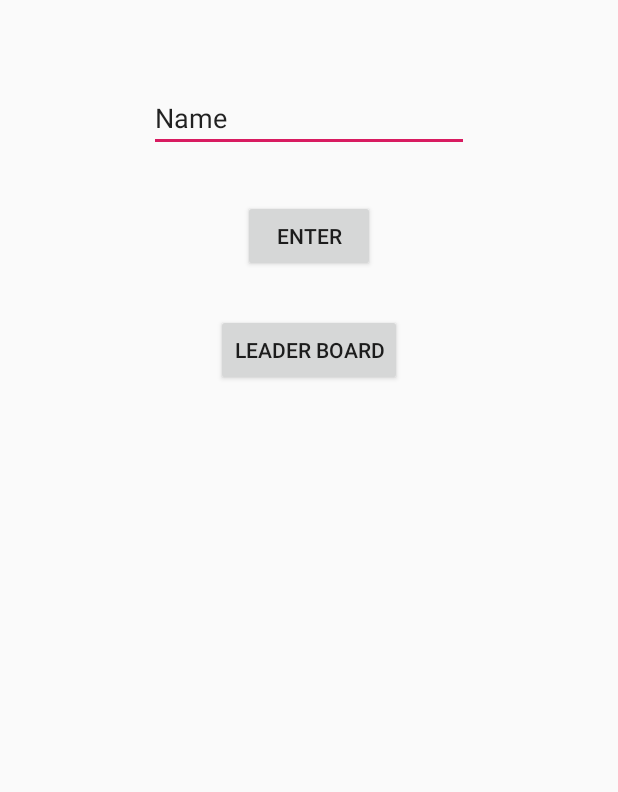
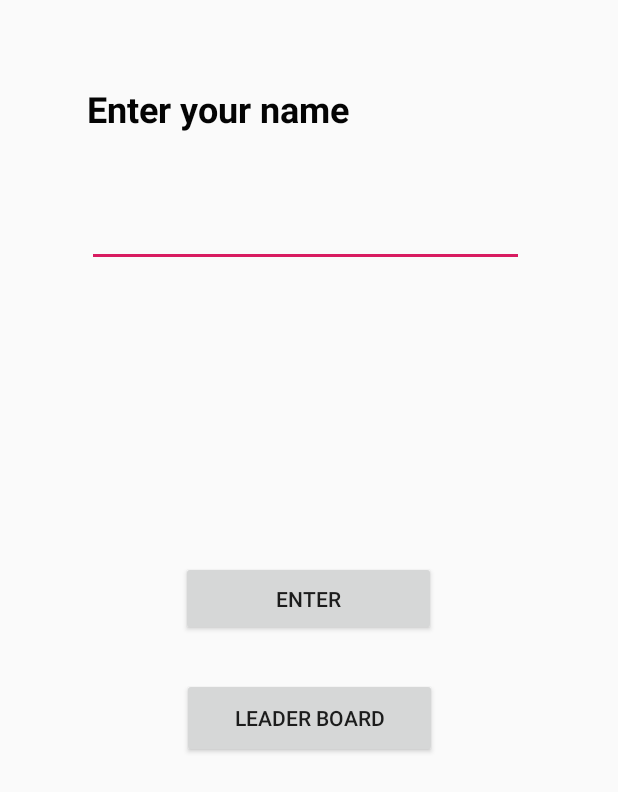
Before and after one commit to linyuqing97/CS441-GameProject, an Android app: the NameActivity screen opened directly, with no data from a screen before it, on a phone screen of 412 x 824 dp. Shown: the top 792 px of the screen. Run offline under Robolectric (Android 15) with nearby library versions, the phone set to English and light mode, and no system bars.

```diff
--- a/app/src/main/java/com/example/myfungame/MainActivity.java
+++ b/app/src/main/java/com/example/myfungame/MainActivity.java
@@ -15,7 +15,8 @@ public class MainActivity extends AppCompatActivity {
     String htmlCode = "<center><h2>Apple Go</h2>"+
             "<p>The goal of this game is to get as much score as possible.Apple can only eat out it's enemy--Android, leave other friendly applications such as Adobe PS, XD along!</p>" +
             "<p> This is very simple game, tap the screen, apple will fly higher otherwise it will fall in a constant speed.</p>"+
-            "<p>each time you ate applications other than android, you lose one life</p>";
+            "<p>each time you ate applications other than android, you lose one life</p>"+
+            "This description is set just for now, I still thinking about the rules !!!!!! ";
 
     Button button;
     @Override
--- a/app/src/main/res/layout/activity_leader_board.xml
+++ b/app/src/main/res/layout/activity_leader_board.xml
@@ -25,7 +25,7 @@
         android:layout_marginRight="8dp"
         android:text="Clear"
         app:layout_constraintEnd_toEndOf="parent"
-        app:layout_constraintHorizontal_bias="0.962"
+        app:layout_constraintHorizontal_bias="0.995"
         app:layout_constraintStart_toEndOf="@+id/back"
         app:layout_constraintTop_toTopOf="parent" />
 
@@ -66,8 +66,8 @@
         android:id="@+id/textView3"
         android:layout_width="91dp"
         android:layout_height="30dp"
-        android:layout_marginStart="60dp"
-        android:layout_marginLeft="60dp"
+        android:layout_marginStart="64dp"
+        android:layout_marginLeft="64dp"
         android:layout_marginTop="12dp"
         android:text="Score"
         app:layout_constraintStart_toEndOf="@+id/textView2"
--- a/app/src/main/res/layout/activity_name.xml
+++ b/app/src/main/res/layout/activity_name.xml
@@ -8,39 +8,39 @@
 
     <Button
         android:id="@+id/button"
-        android:layout_width="wrap_content"
-        android:layout_height="wrap_content"
+        android:layout_width="170dp"
+        android:layout_height="50dp"
         android:layout_marginStart="8dp"
         android:layout_marginLeft="8dp"
-        android:layout_marginTop="32dp"
+        android:layout_marginTop="196dp"
         android:layout_marginEnd="8dp"
         android:layout_marginRight="8dp"
         android:text="Enter"
         app:layout_constraintEnd_toEndOf="parent"
-        app:layout_constraintHorizontal_bias="0.501"
+        app:layout_constraintHorizontal_bias="0.498"
         app:layout_constraintStart_toStartOf="parent"
         app:layout_constraintTop_toBottomOf="@+id/editText" />
 
     <EditText
         android:id="@+id/editText"
-        android:layout_width="wrap_content"
-        android:layout_height="wrap_content"
+        android:layout_width="291dp"
+        android:layout_height="44dp"
         android:layout_marginStart="8dp"
         android:layout_marginLeft="8dp"
-        android:layout_marginTop="56dp"
+        android:layout_marginTop="36dp"
         android:layout_marginEnd="8dp"
         android:layout_marginRight="8dp"
         android:ems="10"
         android:inputType="textPersonName"
-        android:text="Name"
         app:layout_constraintEnd_toEndOf="parent"
+        app:layout_constraintHorizontal_bias="0.48"
         app:layout_constraintStart_toStartOf="parent"
-        app:layout_constraintTop_toTopOf="parent" />
+        app:layout_constraintTop_toBottomOf="@+id/textView4" />
 
     <Button
         android:id="@+id/leaderBoardButton"
-        android:layout_width="wrap_content"
-        android:layout_height="wrap_content"
+        android:layout_width="170dp"
+        android:layout_height="53dp"
         android:layout_marginStart="8dp"
         android:layout_marginLeft="8dp"
         android:layout_marginTop="28dp"
@@ -50,4 +50,17 @@
         app:layout_constraintEnd_toEndOf="parent"
         app:layout_constraintStart_toStartOf="parent"
         app:layout_constraintTop_toBottomOf="@+id/button" />
+
+    <TextView
+        android:id="@+id/textView4"
+        android:layout_width="290dp"
+        android:layout_height="42dp"
+        android:layout_marginTop="56dp"
+        android:text="Enter your name"
+        android:textAlignment="center"
+        android:textColor="@color/colorPrimary"
+        android:textSize="24sp"
+        android:textStyle="bold"
+        app:layout_constraintTop_toTopOf="parent"
+        tools:layout_editor_absoluteX="58dp" />
 </androidx.constraintlayout.widget.ConstraintLayout>
--- a/app/src/main/res/layout/activity_splash_screen.xml
+++ b/app/src/main/res/layout/activity_splash_screen.xml
@@ -10,7 +10,8 @@
         android:id="@+id/imageView"
         android:layout_width="match_parent"
         android:layout_height="match_parent"
-        app:srcCompat="@mipmap/ic_launcher"
+        app:srcCompat="@drawable/applevsandroid"
         tools:layout_editor_absoluteX="0dp"
-        tools:layout_editor_absoluteY="0dp" />
+        tools:layout_editor_absoluteY="0dp"
+        android:scaleType="fitXY"/>
 </androidx.constraintlayout.widget.ConstraintLayout>
--- a/app/src/main/res/values/colors.xml
+++ b/app/src/main/res/values/colors.xml
@@ -1,6 +1,6 @@
 <?xml version="1.0" encoding="utf-8"?>
 <resources>
-    <color name="colorPrimary">#008577</color>
+    <color name="colorPrimary">#040404</color>
     <color name="colorPrimaryDark">#00574B</color>
     <color name="colorAccent">#D81B60</color>
 </resources>
```
Also changed, not shown: app/src/main/java/com/example/myfungame/LeaderBoard.java (+21 -19 lines), app/src/main/java/com/example/myfungame/LeaderBoardShorter.java (added, +15 -0 lines), app/src/main/java/com/example/myfungame/UserInfo.java (+6 -1 lines), app/src/main/res/layout/leader_board_format.xml (+16 -5 lines), app/src/main/res/layout/prompt.xml (deleted, +0 -13 lines), app/src/main/res/drawable/applevsandroid.jpg.
